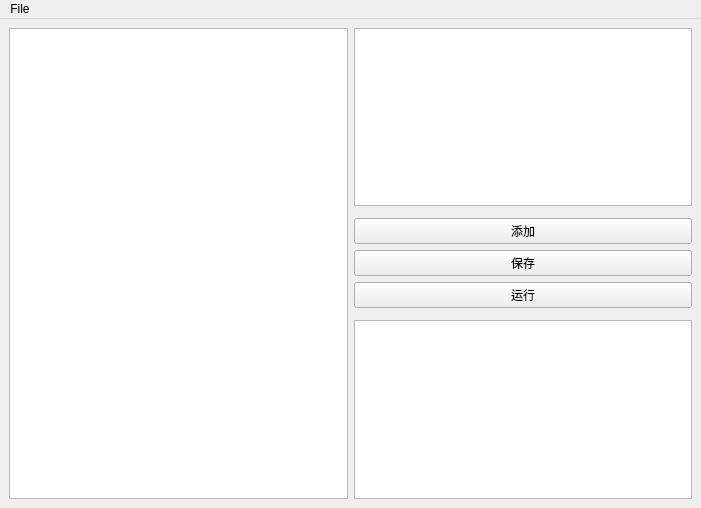
Old version of the form UI.ui in the repository wanruu/CS5351.
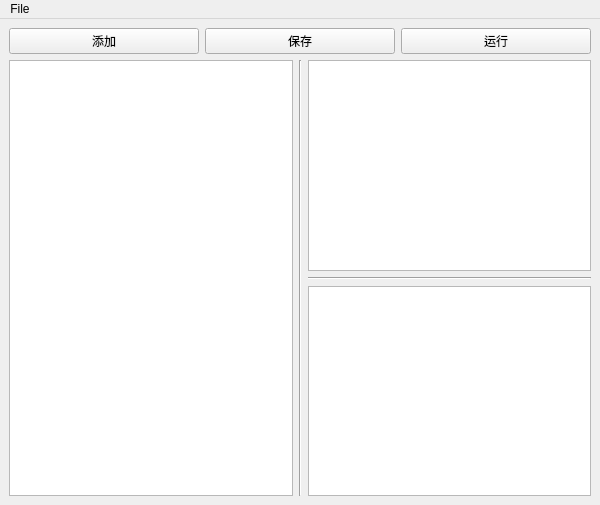
New version of the form. Custom widgets are drawn as their Qt base class.

```diff
--- a/UI.ui
+++ b/UI.ui
@@ -6,8 +6,8 @@
    <rect>
     <x>0</x>
     <y>0</y>
-    <width>701</width>
-    <height>508</height>
+    <width>600</width>
+    <height>505</height>
    </rect>
   </property>
   <property name="windowTitle">
@@ -17,32 +17,67 @@
    <enum>Qt::LeftToRight</enum>
   </property>
   <widget class="QWidget" name="centralwidget">
-   <layout class="QGridLayout" name="gridLayout">
-    <item row="3" column="1">
-     <widget class="QPushButton" name="pushButton_2">
-      <property name="text">
-       <string>保存</string>
-      </property>
-     </widget>
-    </item>
-    <item row="2" column="1">
+   <layout class="QHBoxLayout" name="horizontalLayout_3">
+    <item>
+     <layout class="QVBoxLayout" name="verticalLayout_3">
+      <item>
+       <layout class="QHBoxLayout" name="horizontalLayout">
+        <item>
      <widget class="QPushButton" name="pushButton">
       <property name="text">
        <string>添加</string>
       </property>
      </widget>
     </item>
-    <item row="4" column="1">
+        <item>
+         <widget class="QPushButton" name="pushButton_2">
+          <property name="text">
+           <string>保存</string>
+          </property>
+         </widget>
+        </item>
+        <item>
      <widget class="QPushButton" name="pushButton_3">
       <property name="text">
        <string>运行</string>
       </property>
      </widget>
     </item>
-    <item row="0" column="0" rowspan="7">
+       </layout>
+      </item>
+      <item>
+       <layout class="QHBoxLayout" name="horizontalLayout_2">
+        <item>
      <widget class="QTextEditWithLineNum" name="qtCodeArea"/>
     </item>
-    <item row="6" column="1">
+        <item>
+         <widget class="Line" name="line">
+          <property name="orientation">
+           <enum>Qt::Vertical</enum>
+          </property>
+         </widget>
+        </item>
+        <item>
+         <layout class="QVBoxLayout" name="verticalLayout">
+          <item>
+           <widget class="QTextEditWithLineNum" name="qtElementArea">
+            <property name="html">
+             <string>&lt;!DOCTYPE HTML PUBLIC &quot;-//W3C//DTD HTML 4.0//EN&quot; &quot;http://www.w3.org/TR/REC-html40/strict.dtd&quot;&gt;
+&lt;html&gt;&lt;head&gt;&lt;meta name=&quot;qrichtext&quot; content=&quot;1&quot; /&gt;&lt;style type=&quot;text/css&quot;&gt;
+p, li { white-space: pre-wrap; }
+&lt;/style&gt;&lt;/head&gt;&lt;body style=&quot; font-family:'.AppleSystemUIFont'; font-size:13pt; font-weight:400; font-style:normal;&quot;&gt;
+&lt;p style=&quot;-qt-paragraph-type:empty; margin-top:0px; margin-bottom:0px; margin-left:0px; margin-right:0px; -qt-block-indent:0; text-indent:0px;&quot;&gt;&lt;br /&gt;&lt;/p&gt;&lt;/body&gt;&lt;/html&gt;</string>
+            </property>
+           </widget>
+          </item>
+          <item>
+           <widget class="Line" name="line_2">
+            <property name="orientation">
+             <enum>Qt::Horizontal</enum>
+            </property>
+           </widget>
+          </item>
+          <item>
      <widget class="QTableWidget" name="qtMatrixArea">
       <property name="editTriggers">
        <set>QAbstractItemView::NoEditTriggers</set>
@@ -61,16 +96,11 @@
       </attribute>
      </widget>
     </item>
-    <item row="0" column="1">
-     <widget class="QTextEditWithLineNum" name="qtElementArea">
-      <property name="html">
-       <string>&lt;!DOCTYPE HTML PUBLIC &quot;-//W3C//DTD HTML 4.0//EN&quot; &quot;http://www.w3.org/TR/REC-html40/strict.dtd&quot;&gt;
-&lt;html&gt;&lt;head&gt;&lt;meta name=&quot;qrichtext&quot; content=&quot;1&quot; /&gt;&lt;style type=&quot;text/css&quot;&gt;
-p, li { white-space: pre-wrap; }
-&lt;/style&gt;&lt;/head&gt;&lt;body style=&quot; font-family:'.AppleSystemUIFont'; font-size:13pt; font-weight:400; font-style:normal;&quot;&gt;
-&lt;p style=&quot;-qt-paragraph-type:empty; margin-top:0px; margin-bottom:0px; margin-left:0px; margin-right:0px; -qt-block-indent:0; text-indent:0px;&quot;&gt;&lt;br /&gt;&lt;/p&gt;&lt;/body&gt;&lt;/html&gt;</string>
-      </property>
-     </widget>
+         </layout>
+        </item>
+       </layout>
+      </item>
+     </layout>
     </item>
    </layout>
   </widget>
@@ -79,7 +109,7 @@
     <rect>
      <x>0</x>
      <y>0</y>
-     <width>701</width>
+     <width>600</width>
      <height>24</height>
     </rect>
    </property>
```
Lines whose indentation alone changed are shown as unchanged.
